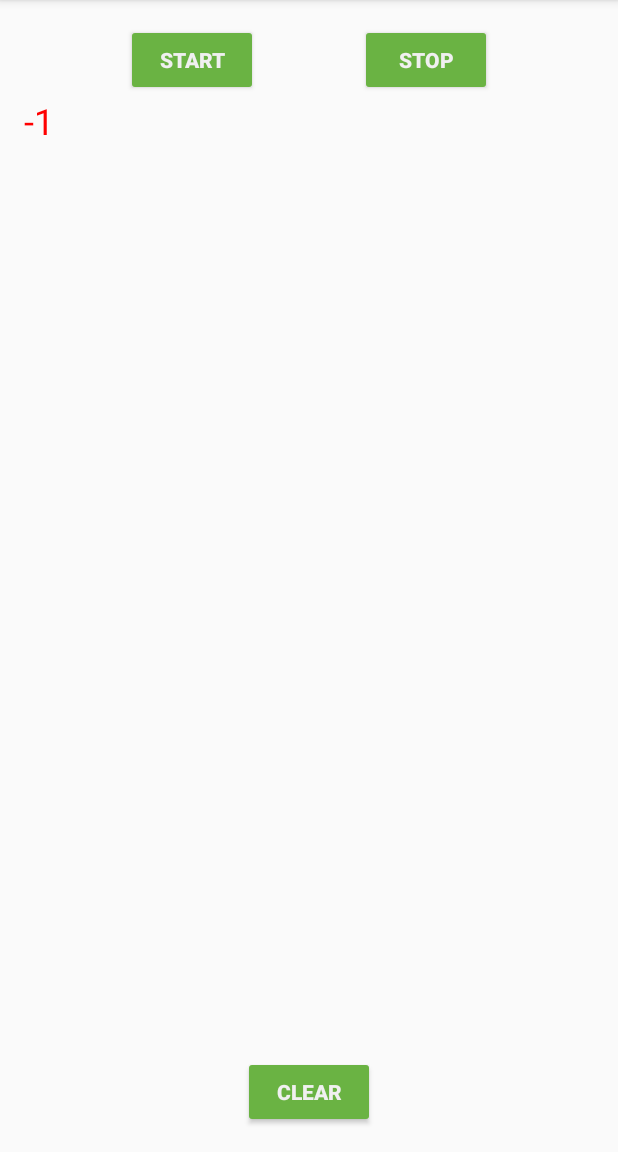
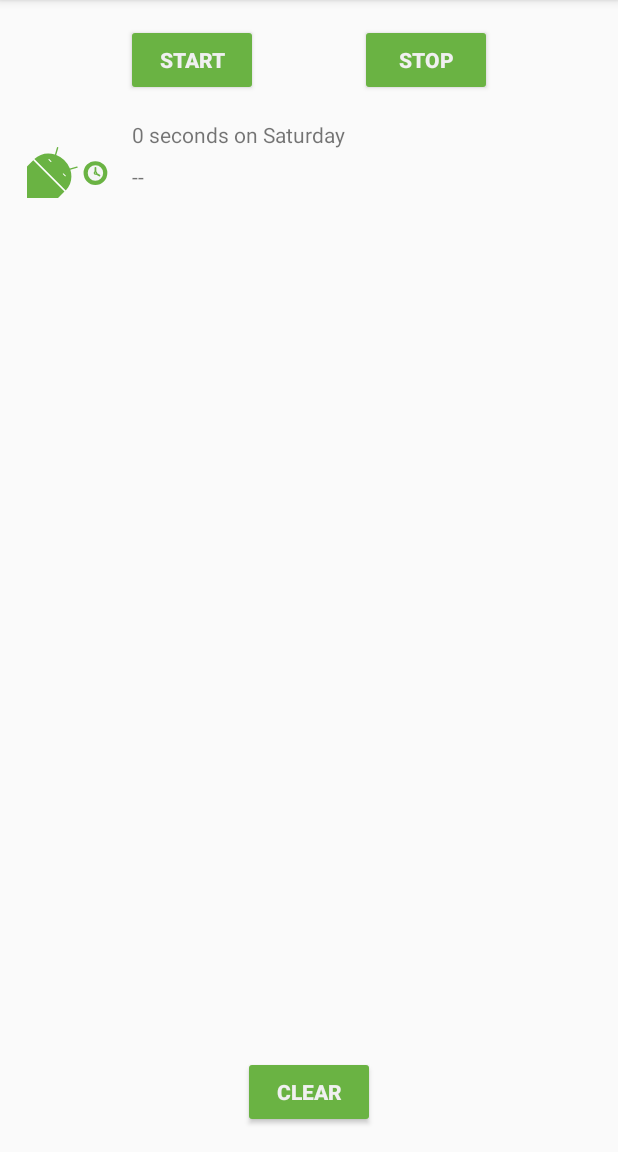
Before and after one commit to adj006/SleepTrackerRecyclerView, an Android app: the screen it shows after launch (MainActivity), after a tap on "START", on a phone screen of 412 x 824 dp, the part 84-1236 px from its top. Run offline under Robolectric (Android 15) with nearby library versions, the phone set to English and light mode, and no system bars; our stand-ins replace Room's generated code, data binding; Roboto replaces fonts that are not available here; 3 statements that could not run were skipped.

Commit message:
Display the SleepQuality List

```diff
--- a/app/src/main/java/com/example/android/trackmysleepquality/sleeptracker/SleepNightAdapter.kt
+++ b/app/src/main/java/com/example/android/trackmysleepquality/sleeptracker/SleepNightAdapter.kt
@@ -16,16 +16,18 @@
 
 package com.example.android.trackmysleepquality.sleeptracker
 
-import android.graphics.Color
 import android.view.LayoutInflater
+import android.view.View
 import android.view.ViewGroup
+import android.widget.ImageView
 import android.widget.TextView
 import androidx.recyclerview.widget.RecyclerView
 import com.example.android.trackmysleepquality.R
-import com.example.android.trackmysleepquality.TextItemViewHolder
+import com.example.android.trackmysleepquality.convertDurationToFormatted
+import com.example.android.trackmysleepquality.convertNumericQualityToString
 import com.example.android.trackmysleepquality.database.SleepNight
 
-class SleepNightAdapter: RecyclerView.Adapter<TextItemViewHolder>() {
+class SleepNightAdapter: RecyclerView.Adapter<SleepNightAdapter.ViewHolder>() {
 
     var data = listOf<SleepNight>()
         set(value) {
@@ -35,20 +37,33 @@ class SleepNightAdapter: RecyclerView.Adapter<TextItemViewHolder>() {
 
     override fun getItemCount() = data.size
 
-    override fun onBindViewHolder(holder: TextItemViewHolder, position: Int) {
+    override fun onBindViewHolder(holder: ViewHolder, position: Int) {
         val item = data[position]
-        if (item.sleepQuality <= 1) {
-            holder.textView.setTextColor(Color.RED)
-        } else {
-            holder.textView.setTextColor(Color.BLACK)
-        }
-        holder.textView.text = item.sleepQuality.toString()
+        val res = holder.itemView.context.resources
+        holder.sleepLength.text = convertDurationToFormatted(item.startTimeMilli, item.endTimeMilli, res)
+        holder.quality.text = convertNumericQualityToString(item.sleepQuality, res)
+
+        holder.qualityImage.setImageResource(when (item.sleepQuality) {
+            0 -> R.drawable.ic_sleep_0
+            1 -> R.drawable.ic_sleep_1
+            2 -> R.drawable.ic_sleep_2
+            3 -> R.drawable.ic_sleep_3
+            4 -> R.drawable.ic_sleep_4
+            5 -> R.drawable.ic_sleep_5
+            else -> R.drawable.ic_sleep_active
+        })
     }
 
-    override fun onCreateViewHolder(parent: ViewGroup, viewType: Int): TextItemViewHolder {
+    override fun onCreateViewHolder(parent: ViewGroup, viewType: Int): ViewHolder {
         val layoutInflater = LayoutInflater.from(parent.context)
         val view = layoutInflater
-            .inflate(R.layout.text_item_view, parent, false) as TextView
-        return TextItemViewHolder(view)
+            .inflate(R.layout.list_item_sleep_night, parent, false)
+        return ViewHolder(view)
+    }
+
+    class ViewHolder(itemView: View): RecyclerView.ViewHolder(itemView) {
+        val sleepLength: TextView = itemView.findViewById(R.id.sleep_length)
+        val quality: TextView = itemView.findViewById(R.id.quality_string)
+        val qualityImage: ImageView = itemView.findViewById(R.id.quality_image)
     }
 }
--- a/app/src/main/res/layout/list_item_sleep_night.xml
+++ b/app/src/main/res/layout/list_item_sleep_night.xml
@@ -1,7 +1,43 @@
 <?xml version="1.0" encoding="utf-8"?>
-<androidx.constraintlayout.widget.ConstraintLayout
-    xmlns:android="http://schemas.android.com/apk/res/android"
-    android:orientation="vertical"
+<androidx.constraintlayout.widget.ConstraintLayout xmlns:android="http://schemas.android.com/apk/res/android"
+    xmlns:app="http://schemas.android.com/apk/res-auto"
+    xmlns:tools="http://schemas.android.com/tools"
     android:layout_width="match_parent"
-    android:layout_height="wrap_content">
+    android:layout_height="wrap_content"
+    android:orientation="vertical">
+
+    <ImageView
+        android:id="@+id/quality_image"
+        android:layout_width="@dimen/icon_size"
+        android:layout_height="60dp"
+        android:layout_marginStart="16dp"
+        android:layout_marginTop="8dp"
+        android:layout_marginBottom="8dp"
+        app:layout_constraintBottom_toBottomOf="parent"
+        app:layout_constraintStart_toStartOf="parent"
+        app:layout_constraintTop_toTopOf="parent"
+        tools:srcCompat="@drawable/ic_sleep_5" />
+
+    <TextView
+        android:id="@+id/sleep_length"
+        android:layout_width="0dp"
+        android:layout_height="20dp"
+        android:layout_marginStart="8dp"
+        android:layout_marginTop="8dp"
+        android:layout_marginEnd="16dp"
+        app:layout_constraintEnd_toEndOf="parent"
+        app:layout_constraintStart_toEndOf="@+id/quality_image"
+        app:layout_constraintTop_toTopOf="@+id/quality_image"
+        tools:text="Wednesday" />
+
+    <TextView
+        android:id="@+id/quality_string"
+        android:layout_width="0dp"
+        android:layout_height="20dp"
+        android:layout_marginTop="8dp"
+        app:layout_constraintEnd_toEndOf="@+id/sleep_length"
+        app:layout_constraintStart_toStartOf="@+id/sleep_length"
+        app:layout_constraintTop_toBottomOf="@+id/sleep_length"
+        tools:text="Excellent!!!" />
+
 </androidx.constraintlayout.widget.ConstraintLayout>
```
